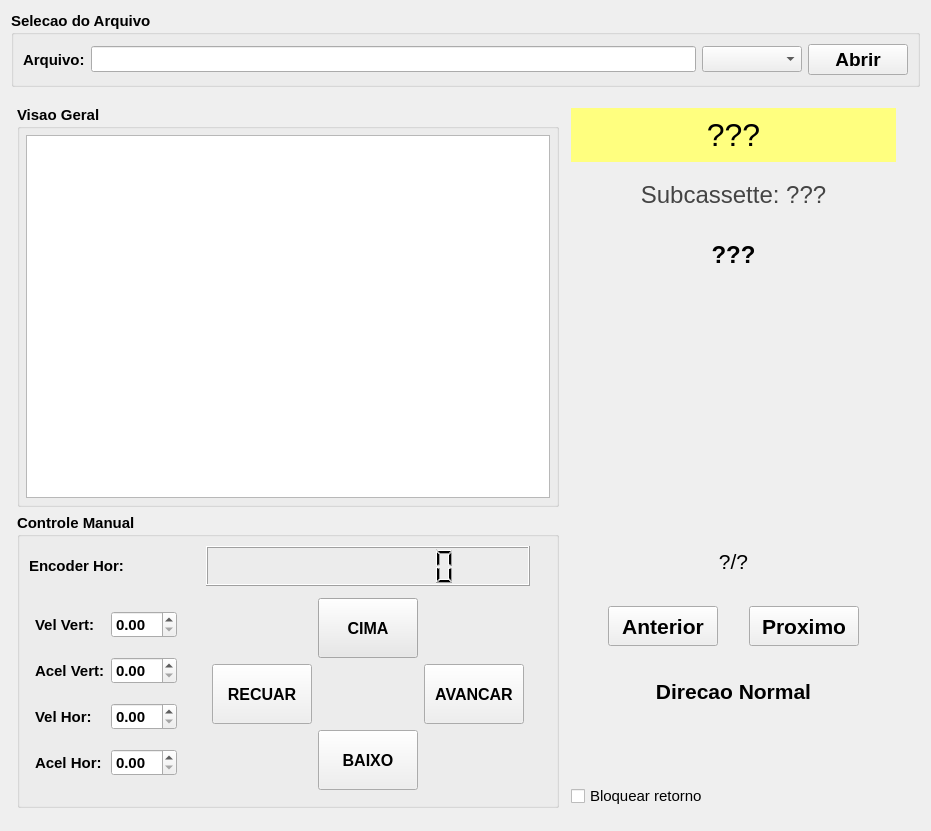
lnls-ima/delta-assembly-bench, file deltabench/gui/ui/assemblywidget.ui: the form before one commit.
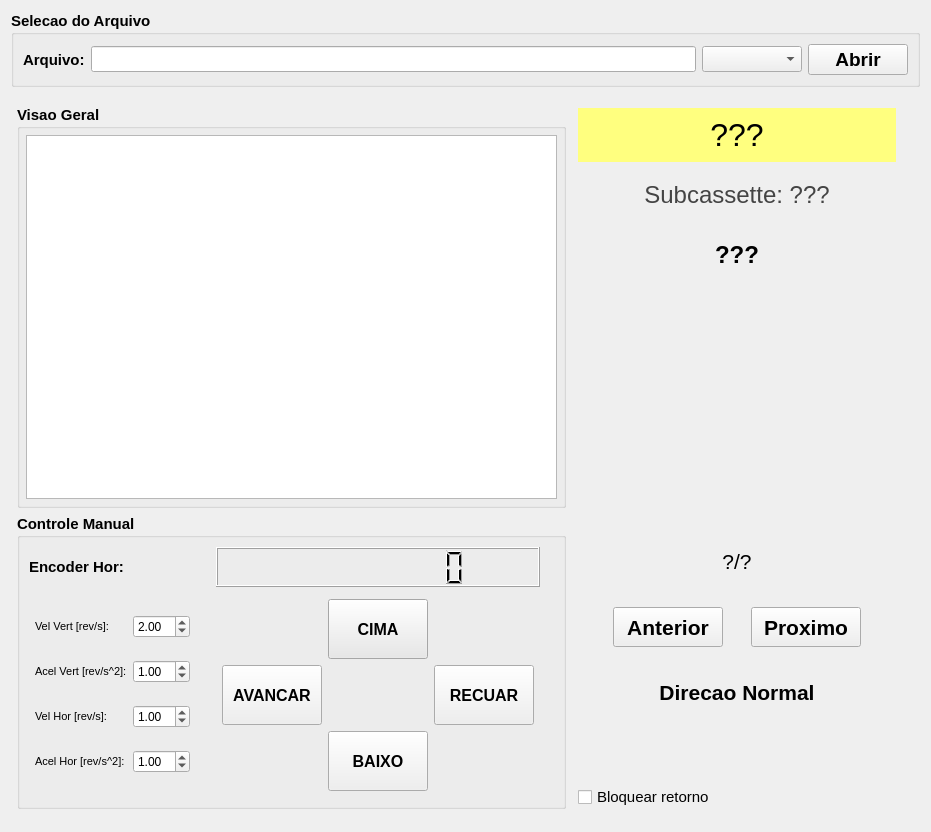
The form after the commit. Icons and pictures are not drawn.

What changed in the file:
```diff
--- a/deltabench/gui/ui/assemblywidget.ui
+++ b/deltabench/gui/ui/assemblywidget.ui
@@ -7,7 +7,7 @@
     <x>0</x>
     <y>0</y>
     <width>931</width>
-    <height>831</height>
+    <height>832</height>
    </rect>
   </property>
   <property name="sizePolicy">
@@ -157,6 +157,8 @@
             <property name="font">
              <font>
               <family>Courier 10 Pitch</family>
+              <weight>75</weight>
+              <bold>true</bold>
              </font>
             </property>
             <property name="readOnly">
@@ -208,58 +210,126 @@
             </property>
             <item row="1" column="0">
              <widget class="QLabel" name="label_2">
+              <property name="font">
+               <font>
+                <pointsize>8</pointsize>
+                <weight>50</weight>
+                <bold>false</bold>
+               </font>
+              </property>
               <property name="text">
-               <string>Acel Vert:</string>
+               <string>Acel Vert [rev/s^2]:</string>
               </property>
              </widget>
             </item>
             <item row="2" column="1">
              <widget class="QDoubleSpinBox" name="sbd_horizontal_velocity">
+              <property name="font">
+               <font>
+                <pointsize>9</pointsize>
+                <weight>50</weight>
+                <bold>false</bold>
+               </font>
+              </property>
               <property name="singleStep">
                <double>0.200000000000000</double>
               </property>
+              <property name="value">
+               <double>1.000000000000000</double>
+              </property>
              </widget>
             </item>
             <item row="2" column="0">
              <widget class="QLabel" name="label_3">
+              <property name="font">
+               <font>
+                <pointsize>8</pointsize>
+                <weight>50</weight>
+                <bold>false</bold>
+               </font>
+              </property>
               <property name="text">
-               <string>Vel Hor:</string>
+               <string>Vel Hor [rev/s]:</string>
               </property>
              </widget>
             </item>
             <item row="0" column="0">
              <widget class="QLabel" name="label">
+              <property name="font">
+               <font>
+                <pointsize>8</pointsize>
+                <weight>50</weight>
+                <bold>false</bold>
+               </font>
+              </property>
               <property name="text">
-               <string>Vel Vert:</string>
+               <string>Vel Vert [rev/s]:</string>
               </property>
              </widget>
             </item>
             <item row="0" column="1">
              <widget class="QDoubleSpinBox" name="sbd_vertical_velocity">
+              <property name="font">
+               <font>
+                <pointsize>9</pointsize>
+                <weight>50</weight>
+                <bold>false</bold>
+               </font>
+              </property>
               <property name="singleStep">
                <double>0.200000000000000</double>
               </property>
+              <property name="value">
+               <double>2.000000000000000</double>
+              </property>
              </widget>
             </item>
             <item row="1" column="1">
              <widget class="QDoubleSpinBox" name="sbd_vertical_acceleration">
+              <property name="font">
+               <font>
+                <pointsize>9</pointsize>
+                <weight>50</weight>
+                <bold>false</bold>
+               </font>
+              </property>
               <property name="singleStep">
                <double>0.200000000000000</double>
               </property>
+              <property name="value">
+               <double>1.000000000000000</double>
+              </property>
              </widget>
             </item>
             <item row="3" column="0">
              <widget class="QLabel" name="label_5">
+              <property name="font">
+               <font>
+                <pointsize>8</pointsize>
+                <weight>50</weight>
+                <bold>false</bold>
+               </font>
+              </property>
               <property name="text">
-               <string>Acel Hor:</string>
+               <string>Acel Hor [rev/s^2]:</string>
               </property>
              </widget>
             </item>
             <item row="3" column="1">
              <widget class="QDoubleSpinBox" name="sbd_horizontal_acceleration">
+              <property name="font">
+               <font>
+                <pointsize>9</pointsize>
+                <weight>50</weight>
+                <bold>false</bold>
+               </font>
+              </property>
               <property name="singleStep">
                <double>0.200000000000000</double>
               </property>
+              <property name="value">
+               <double>1.000000000000000</double>
+              </property>
              </widget>
             </item>
            </layout>
@@ -278,8 +348,8 @@
             <property name="bottomMargin">
              <number>6</number>
             </property>
-            <item row="1" column="2">
-             <widget class="QPushButton" name="pbt_fwd">
+            <item row="2" column="3">
+             <widget class="QPushButton" name="pbt_down">
               <property name="sizePolicy">
                <sizepolicy hsizetype="Fixed" vsizetype="Fixed">
                 <horstretch>0</horstretch>
@@ -298,7 +368,7 @@
                </font>
               </property>
               <property name="text">
-               <string>AVANCAR</string>
+               <string>BAIXO</string>
               </property>
               <property name="icon">
                <iconset>
@@ -312,7 +382,7 @@
               </property>
              </widget>
             </item>
-            <item row="0" column="1">
+            <item row="0" column="3">
              <widget class="QPushButton" name="pbt_up">
               <property name="sizePolicy">
                <sizepolicy hsizetype="Fixed" vsizetype="Fixed">
@@ -349,41 +419,7 @@
               </property>
              </widget>
             </item>
-            <item row="2" column="1">
-             <widget class="QPushButton" name="pbt_down">
-              <property name="sizePolicy">
-               <sizepolicy hsizetype="Fixed" vsizetype="Fixed">
-                <horstretch>0</horstretch>
-                <verstretch>0</verstretch>
-               </sizepolicy>
-              </property>
-              <property name="minimumSize">
-               <size>
-                <width>100</width>
-                <height>60</height>
-               </size>
-              </property>
-              <property name="font">
-               <font>
-                <pointsize>12</pointsize>
-               </font>
-              </property>
-              <property name="text">
-               <string>BAIXO</string>
-              </property>
-              <property name="icon">
-               <iconset>
-                <normaloff>../../resources/img/arrow-down-circle-outline.svg</normaloff>../../resources/img/arrow-down-circle-outline.svg</iconset>
-              </property>
-              <property name="iconSize">
-               <size>
-                <width>24</width>
-                <height>24</height>
-               </size>
-              </property>
-             </widget>
-            </item>
-            <item row="1" column="0">
+            <item row="1" column="4">
              <widget class="QPushButton" name="pbt_rev">
               <property name="sizePolicy">
                <sizepolicy hsizetype="Fixed" vsizetype="Fixed">
@@ -404,6 +440,40 @@
               </property>
               <property name="text">
                <string>RECUAR</string>
+              </property>
+              <property name="icon">
+               <iconset>
+                <normaloff>../../resources/img/arrow-right-circle-outline.svg</normaloff>../../resources/img/arrow-right-circle-outline.svg</iconset>
+              </property>
+              <property name="iconSize">
+               <size>
+                <width>24</width>
+                <height>24</height>
+               </size>
+              </property>
+             </widget>
+            </item>
+            <item row="1" column="0">
+             <widget class="QPushButton" name="pbt_fwd">
+              <property name="sizePolicy">
+               <sizepolicy hsizetype="Fixed" vsizetype="Fixed">
+                <horstretch>0</horstretch>
+                <verstretch>0</verstretch>
+               </sizepolicy>
+              </property>
+              <property name="minimumSize">
+               <size>
+                <width>100</width>
+                <height>60</height>
+               </size>
+              </property>
+              <property name="font">
+               <font>
+                <pointsize>12</pointsize>
+               </font>
+              </property>
+              <property name="text">
+               <string>AVANCAR</string>
               </property>
               <property name="icon">
                <iconset>
```
Left out of the diff: 2 changed lines with no effect on the pictures.
